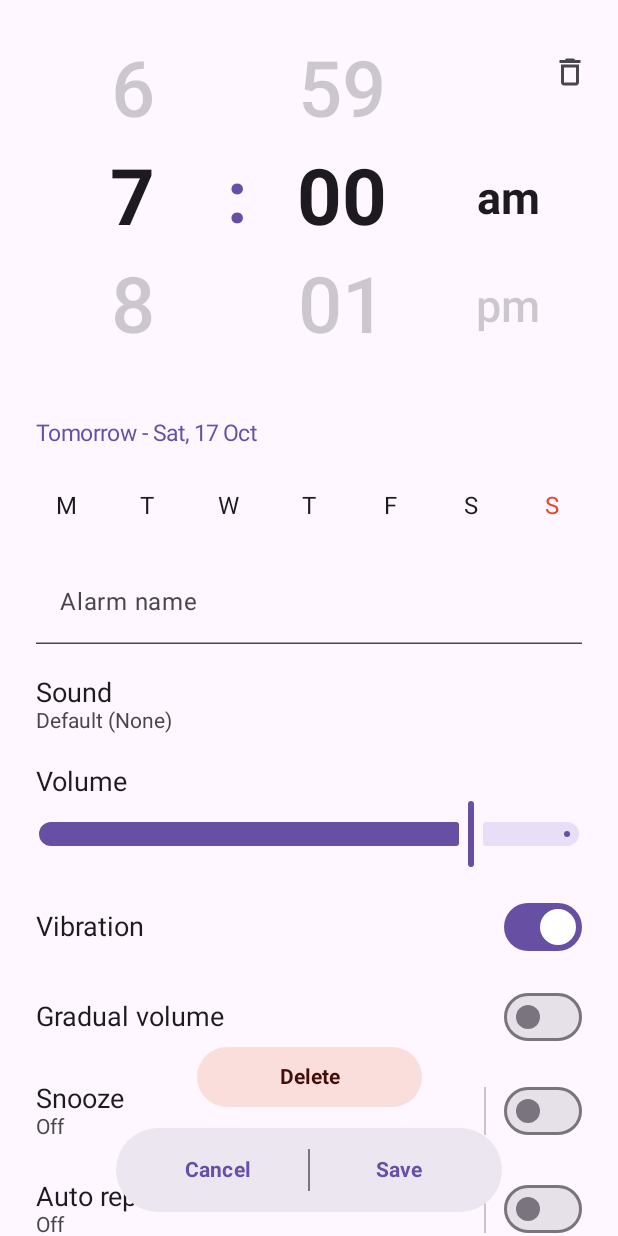
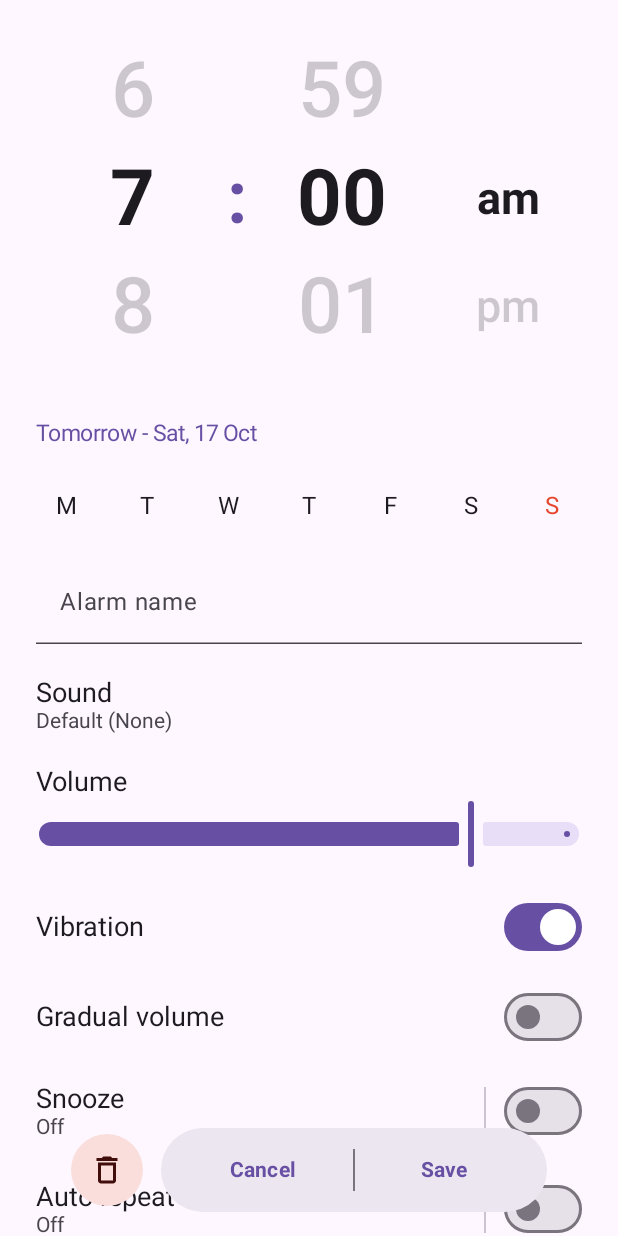
Before and after one commit to dvynsh3/Echo-Alarm, an Android app built with Jetpack Compose: the composable AlarmEditorScreen shown on its own in the app's theme, on a phone screen of 412 x 824 dp. Run offline under Robolectric (Android 15) with nearby library versions, the phone set to English and light mode, and no system bars; our stand-ins replace Room's generated code.

Commit message:
Release v0.3.0

```diff
--- a/app/src/main/java/com/blehmen/alarmnosnooze/ui/AlarmEditor.kt
+++ b/app/src/main/java/com/blehmen/alarmnosnooze/ui/AlarmEditor.kt
@@ -84,14 +84,7 @@ fun AlarmEditorScreen(
     Box(Modifier.fillMaxSize().background(MaterialTheme.colorScheme.background).systemBarsPadding()) {
         Column(Modifier.fillMaxSize()) {
             Spacer(Modifier.height(24.dp))
-            Box(Modifier.fillMaxWidth()) {
-                TimeWheels(a.hour, a.minute, is24) { h, m -> a = a.copy(hour = h, minute = m) }
-                if (!isNew) {
-                    IconButton(onClick = onDelete, modifier = Modifier.align(Alignment.TopEnd).padding(end = 8.dp)) {
-                        Icon(Icons.Outlined.Delete, "Delete alarm", tint = MaterialTheme.colorScheme.onSurfaceVariant)
-                    }
-                }
-            }
+            TimeWheels(a.hour, a.minute, is24) { h, m -> a = a.copy(hour = h, minute = m) }
             Spacer(Modifier.height(16.dp))
 
             Surface(
@@ -101,7 +94,7 @@ fun AlarmEditorScreen(
             ) {
                 Column(
                     Modifier.verticalScroll(rememberScrollState()).padding(horizontal = 24.dp)
-                        .padding(top = 24.dp, bottom = if (isNew) 120.dp else 180.dp)
+                        .padding(top = 24.dp, bottom = 120.dp)
                 ) {
                     Text(dateText, fontSize = 15.sp, color = MaterialTheme.colorScheme.primary)
                     Spacer(Modifier.height(20.dp))
@@ -167,23 +160,22 @@ fun AlarmEditorScreen(
             }
         }
 
-        Column(
+        Row(
             Modifier.align(Alignment.BottomCenter).padding(bottom = 16.dp),
-            horizontalAlignment = Alignment.CenterHorizontally,
+            verticalAlignment = Alignment.CenterVertically,
+            horizontalArrangement = Arrangement.spacedBy(12.dp),
         ) {
             if (!isNew) {
-                // Narrower than the Cancel | Save pill below it.
                 Surface(
                     onClick = onDelete,
-                    modifier = Modifier.width(150.dp),
+                    modifier = Modifier.size(48.dp),
                     shape = CircleShape,
                     color = MaterialTheme.colorScheme.errorContainer,
                 ) {
-                    Box(Modifier.padding(vertical = 12.dp), contentAlignment = Alignment.Center) {
-                        Text("Delete", color = MaterialTheme.colorScheme.onErrorContainer, fontWeight = FontWeight.Bold)
+                    Box(contentAlignment = Alignment.Center) {
+                        Icon(Icons.Outlined.Delete, "Delete alarm", tint = MaterialTheme.colorScheme.onErrorContainer)
                     }
                 }
-                Spacer(Modifier.height(10.dp))
             }
             Surface(shape = CircleShape, color = MaterialTheme.colorScheme.surfaceContainerHigh) {
                 Row(Modifier.padding(horizontal = 8.dp, vertical = 4.dp), verticalAlignment = Alignment.CenterVertically) {
--- a/app/src/main/java/com/blehmen/alarmnosnooze/ui/AlarmsScreen.kt
+++ b/app/src/main/java/com/blehmen/alarmnosnooze/ui/AlarmsScreen.kt
@@ -220,7 +220,7 @@ fun AlarmsScreen(
                             )
                         },
                         onToggle = { onToggle(alarm, it) },
-                        onClick = { onOpen(alarm) },
+                        onClick = { if (!editMode) onOpen(alarm) },
                         onLongClick = {
                             if (!editMode) { haptic.performHapticFeedback(HapticFeedbackType.LongPress); editMode = true }
                         },
```
Also changed, not shown: app/src/main/java/com/blehmen/alarmnosnooze/RingingActivity.kt (+114 -9 lines), 1 other file.
